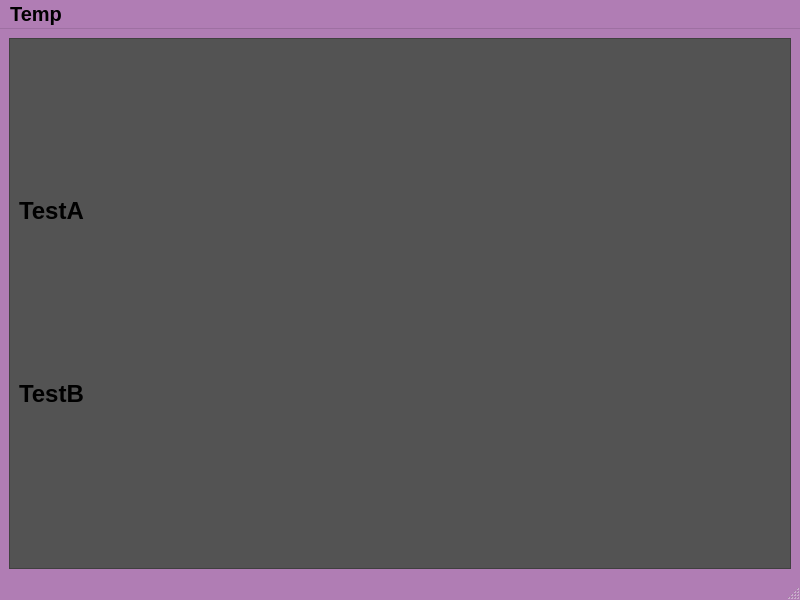
Old version of the form ui/cognitive.ui in the repository LiskoXIII/csi5390.
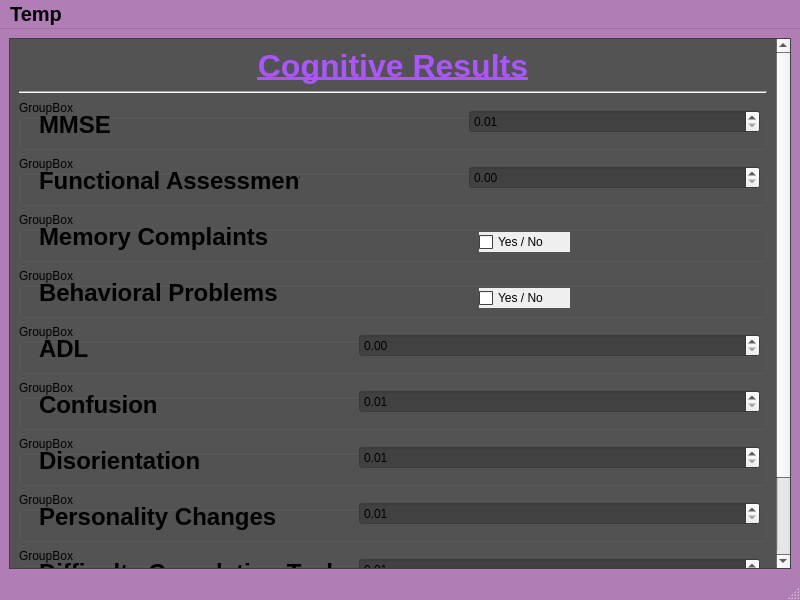
New version of the form. Icons and pictures are not drawn.

Commit message: Cognitive Form Mostly complete. Need to give proper input types.

The edit to the form file:
```diff
--- a/ui/cognitive.ui
+++ b/ui/cognitive.ui
@@ -183,37 +183,985 @@
         <rect>
          <x>0</x>
          <y>0</y>
-         <width>780</width>
-         <height>525</height>
+         <width>768</width>
+         <height>630</height>
         </rect>
        </property>
        <layout class="QVBoxLayout" name="verticalLayout_2">
         <item>
          <widget class="QLabel" name="label">
           <property name="sizePolicy">
-           <sizepolicy hsizetype="Fixed" vsizetype="Fixed">
+           <sizepolicy hsizetype="Preferred" vsizetype="Fixed">
             <horstretch>0</horstretch>
-            <verstretch>0</verstretch>
+            <verstretch>15</verstretch>
            </sizepolicy>
           </property>
           <property name="text">
-           <string>&lt;html&gt;&lt;head/&gt;&lt;body&gt;&lt;p&gt;&lt;span style=&quot; font-size:18pt; font-weight:700; color:#000000;&quot;&gt;TestA&lt;/span&gt;&lt;/p&gt;&lt;/body&gt;&lt;/html&gt;</string>
+           <string>&lt;html&gt;&lt;head/&gt;&lt;body&gt;&lt;p align=&quot;center&quot;&gt;&lt;span style=&quot; font-size:24pt; font-weight:700; text-decoration: underline; color:#aa55ff;&quot;&gt;Cognitive Results&lt;/span&gt;&lt;/p&gt;&lt;/body&gt;&lt;/html&gt;</string>
           </property>
          </widget>
         </item>
         <item>
-         <widget class="QLabel" name="label_2">
+         <widget class="Line" name="line">
           <property name="sizePolicy">
-           <sizepolicy hsizetype="Fixed" vsizetype="Fixed">
+           <sizepolicy hsizetype="Expanding" vsizetype="Fixed">
             <horstretch>0</horstretch>
             <verstretch>0</verstretch>
            </sizepolicy>
           </property>
-          <property name="text">
-           <string>&lt;html&gt;&lt;head/&gt;&lt;body&gt;&lt;p&gt;&lt;span style=&quot; font-size:18pt; font-weight:700; color:#000000;&quot;&gt;TestB&lt;/span&gt;&lt;/p&gt;&lt;/body&gt;&lt;/html&gt;</string>
+          <property name="orientation">
+           <enum>Qt::Orientation::Horizontal</enum>
           </property>
          </widget>
         </item>
+        <item>
+         <widget class="QGroupBox" name="groupBox">
+          <property name="sizePolicy">
+           <sizepolicy hsizetype="Preferred" vsizetype="Fixed">
+            <horstretch>0</horstretch>
+            <verstretch>0</verstretch>
+           </sizepolicy>
+          </property>
+          <property name="minimumSize">
+           <size>
+            <width>0</width>
+            <height>50</height>
+           </size>
+          </property>
+          <property name="baseSize">
+           <size>
+            <width>100</width>
+            <height>100</height>
+           </size>
+          </property>
+          <property name="title">
+           <string>GroupBox</string>
+          </property>
+          <widget class="QLabel" name="label_3">
+           <property name="geometry">
+            <rect>
+             <x>20</x>
+             <y>0</y>
+             <width>91</width>
+             <height>50</height>
+            </rect>
+           </property>
+           <property name="sizePolicy">
+            <sizepolicy hsizetype="Fixed" vsizetype="Fixed">
+             <horstretch>0</horstretch>
+             <verstretch>0</verstretch>
+            </sizepolicy>
+           </property>
+           <property name="minimumSize">
+            <size>
+             <width>0</width>
+             <height>50</height>
+            </size>
+           </property>
+           <property name="text">
+            <string>&lt;html&gt;&lt;head/&gt;&lt;body&gt;&lt;p&gt;&lt;span style=&quot; font-size:18pt; font-weight:700; color:#000000;&quot;&gt;MMSE&lt;/span&gt;&lt;/p&gt;&lt;/body&gt;&lt;/html&gt;</string>
+           </property>
+          </widget>
+          <widget class="QDoubleSpinBox" name="doubleSpinBox">
+           <property name="geometry">
+            <rect>
+             <x>450</x>
+             <y>10</y>
+             <width>291</width>
+             <height>23</height>
+            </rect>
+           </property>
+           <property name="sizePolicy">
+            <sizepolicy hsizetype="Fixed" vsizetype="Fixed">
+             <horstretch>0</horstretch>
+             <verstretch>0</verstretch>
+            </sizepolicy>
+           </property>
+           <property name="palette">
+            <palette>
+             <active>
+              <colorrole role="Base">
+               <brush brushstyle="SolidPattern">
+                <color alpha="255">
+                 <red>65</red>
+                 <green>65</green>
+                 <blue>65</blue>
+                </color>
+               </brush>
+              </colorrole>
+             </active>
+             <inactive>
+              <colorrole role="Base">
+               <brush brushstyle="SolidPattern">
+                <color alpha="255">
+                 <red>65</red>
+                 <green>65</green>
+                 <blue>65</blue>
+                </color>
+               </brush>
+              </colorrole>
+             </inactive>
+             <disabled/>
+            </palette>
+           </property>
+           <property name="autoFillBackground">
+            <bool>true</bool>
+           </property>
+           <property name="minimum">
+            <double>0.010000000000000</double>
+           </property>
+           <property name="maximum">
+            <double>30.000000000000000</double>
+           </property>
+          </widget>
+         </widget>
+        </item>
+        <item>
+         <widget class="QGroupBox" name="groupBox_2">
+          <property name="sizePolicy">
+           <sizepolicy hsizetype="Preferred" vsizetype="Fixed">
+            <horstretch>0</horstretch>
+            <verstretch>0</verstretch>
+           </sizepolicy>
+          </property>
+          <property name="minimumSize">
+           <size>
+            <width>0</width>
+            <height>50</height>
+           </size>
+          </property>
+          <property name="baseSize">
+           <size>
+            <width>100</width>
+            <height>100</height>
+           </size>
+          </property>
+          <property name="title">
+           <string>GroupBox</string>
+          </property>
+          <widget class="QLabel" name="label_5">
+           <property name="geometry">
+            <rect>
+             <x>20</x>
+             <y>0</y>
+             <width>261</width>
+             <height>50</height>
+            </rect>
+           </property>
+           <property name="sizePolicy">
+            <sizepolicy hsizetype="Fixed" vsizetype="Fixed">
+             <horstretch>0</horstretch>
+             <verstretch>0</verstretch>
+            </sizepolicy>
+           </property>
+           <property name="minimumSize">
+            <size>
+             <width>0</width>
+             <height>50</height>
+            </size>
+           </property>
+           <property name="text">
+            <string>&lt;html&gt;&lt;head/&gt;&lt;body&gt;&lt;p&gt;&lt;span style=&quot; font-size:18pt; font-weight:700; color:#000000;&quot;&gt;Functional Assessment&lt;/span&gt;&lt;/p&gt;&lt;/body&gt;&lt;/html&gt;</string>
+           </property>
+          </widget>
+          <widget class="QDoubleSpinBox" name="doubleSpinBox_2">
+           <property name="geometry">
+            <rect>
+             <x>450</x>
+             <y>10</y>
+             <width>291</width>
+             <height>23</height>
+            </rect>
+           </property>
+           <property name="sizePolicy">
+            <sizepolicy hsizetype="Fixed" vsizetype="Fixed">
+             <horstretch>0</horstretch>
+             <verstretch>0</verstretch>
+            </sizepolicy>
+           </property>
+           <property name="palette">
+            <palette>
+             <active>
+              <colorrole role="Base">
+               <brush brushstyle="SolidPattern">
+                <color alpha="255">
+                 <red>65</red>
+                 <green>65</green>
+                 <blue>65</blue>
+                </color>
+               </brush>
+              </colorrole>
+             </active>
+             <inactive>
+              <colorrole role="Base">
+               <brush brushstyle="SolidPattern">
+                <color alpha="255">
+                 <red>65</red>
+                 <green>65</green>
+                 <blue>65</blue>
+                </color>
+               </brush>
+              </colorrole>
+             </inactive>
+             <disabled/>
+            </palette>
+           </property>
+           <property name="autoFillBackground">
+            <bool>true</bool>
+           </property>
+           <property name="minimum">
+            <double>0.000000000000000</double>
+           </property>
+           <property name="maximum">
+            <double>10.000000000000000</double>
+           </property>
+          </widget>
+         </widget>
+        </item>
+        <item>
+         <widget class="QGroupBox" name="groupBox_3">
+          <property name="sizePolicy">
+           <sizepolicy hsizetype="Preferred" vsizetype="Fixed">
+            <horstretch>0</horstretch>
+            <verstretch>0</verstretch>
+           </sizepolicy>
+          </property>
+          <property name="minimumSize">
+           <size>
+            <width>0</width>
+            <height>50</height>
+           </size>
+          </property>
+          <property name="baseSize">
+           <size>
+            <width>100</width>
+            <height>100</height>
+           </size>
+          </property>
+          <property name="title">
+           <string>GroupBox</string>
+          </property>
+          <widget class="QLabel" name="label_6">
+           <property name="geometry">
+            <rect>
+             <x>20</x>
+             <y>0</y>
+             <width>261</width>
+             <height>50</height>
+            </rect>
+           </property>
+           <property name="sizePolicy">
+            <sizepolicy hsizetype="Fixed" vsizetype="Fixed">
+             <horstretch>0</horstretch>
+             <verstretch>0</verstretch>
+            </sizepolicy>
+           </property>
+           <property name="minimumSize">
+            <size>
+             <width>0</width>
+             <height>50</height>
+            </size>
+           </property>
+           <property name="text">
+            <string>&lt;html&gt;&lt;head/&gt;&lt;body&gt;&lt;p&gt;&lt;span style=&quot; font-size:18pt; font-weight:700; color:#000000;&quot;&gt;Memory Complaints&lt;/span&gt;&lt;/p&gt;&lt;/body&gt;&lt;/html&gt;</string>
+           </property>
+          </widget>
+          <widget class="QCheckBox" name="checkBox">
+           <property name="geometry">
+            <rect>
+             <x>460</x>
+             <y>20</y>
+             <width>91</width>
+             <height>20</height>
+            </rect>
+           </property>
+           <property name="autoFillBackground">
+            <bool>true</bool>
+           </property>
+           <property name="text">
+            <string>Yes / No</string>
+           </property>
+          </widget>
+         </widget>
+        </item>
+        <item>
+         <widget class="QGroupBox" name="groupBox_4">
+          <property name="sizePolicy">
+           <sizepolicy hsizetype="Preferred" vsizetype="Fixed">
+            <horstretch>0</horstretch>
+            <verstretch>0</verstretch>
+           </sizepolicy>
+          </property>
+          <property name="minimumSize">
+           <size>
+            <width>0</width>
+            <height>50</height>
+           </size>
+          </property>
+          <property name="baseSize">
+           <size>
+            <width>100</width>
+            <height>100</height>
+           </size>
+          </property>
+          <property name="title">
+           <string>GroupBox</string>
+          </property>
+          <widget class="QLabel" name="label_7">
+           <property name="geometry">
+            <rect>
+             <x>20</x>
+             <y>0</y>
+             <width>251</width>
+             <height>50</height>
+            </rect>
+           </property>
+           <property name="sizePolicy">
+            <sizepolicy hsizetype="Fixed" vsizetype="Fixed">
+             <horstretch>0</horstretch>
+             <verstretch>0</verstretch>
+            </sizepolicy>
+           </property>
+           <property name="minimumSize">
+            <size>
+             <width>0</width>
+             <height>50</height>
+            </size>
+           </property>
+           <property name="text">
+            <string>&lt;html&gt;&lt;head/&gt;&lt;body&gt;&lt;p&gt;&lt;span style=&quot; font-size:18pt; font-weight:700; color:#000000;&quot;&gt;Behavioral Problems&lt;/span&gt;&lt;/p&gt;&lt;/body&gt;&lt;/html&gt;</string>
+           </property>
+          </widget>
+          <widget class="QCheckBox" name="checkBox_2">
+           <property name="geometry">
+            <rect>
+             <x>460</x>
+             <y>20</y>
+             <width>91</width>
+             <height>20</height>
+            </rect>
+           </property>
+           <property name="autoFillBackground">
+            <bool>true</bool>
+           </property>
+           <property name="text">
+            <string>Yes / No</string>
+           </property>
+          </widget>
+         </widget>
+        </item>
+        <item>
+         <widget class="QGroupBox" name="groupBox_5">
+          <property name="sizePolicy">
+           <sizepolicy hsizetype="Preferred" vsizetype="Fixed">
+            <horstretch>0</horstretch>
+            <verstretch>0</verstretch>
+           </sizepolicy>
+          </property>
+          <property name="minimumSize">
+           <size>
+            <width>0</width>
+            <height>50</height>
+           </size>
+          </property>
+          <property name="baseSize">
+           <size>
+            <width>100</width>
+            <height>100</height>
+           </size>
+          </property>
+          <property name="title">
+           <string>GroupBox</string>
+          </property>
+          <widget class="QLabel" name="label_8">
+           <property name="geometry">
+            <rect>
+             <x>20</x>
+             <y>0</y>
+             <width>60</width>
+             <height>50</height>
+            </rect>
+           </property>
+           <property name="sizePolicy">
+            <sizepolicy hsizetype="Fixed" vsizetype="Fixed">
+             <horstretch>0</horstretch>
+             <verstretch>0</verstretch>
+            </sizepolicy>
+           </property>
+           <property name="minimumSize">
+            <size>
+             <width>0</width>
+             <height>50</height>
+            </size>
+           </property>
+           <property name="text">
+            <string>&lt;html&gt;&lt;head/&gt;&lt;body&gt;&lt;p&gt;&lt;span style=&quot; font-size:18pt; font-weight:700; color:#000000;&quot;&gt;ADL&lt;/span&gt;&lt;/p&gt;&lt;/body&gt;&lt;/html&gt;</string>
+           </property>
+          </widget>
+          <widget class="QDoubleSpinBox" name="doubleSpinBox_5">
+           <property name="geometry">
+            <rect>
+             <x>340</x>
+             <y>10</y>
+             <width>401</width>
+             <height>23</height>
+            </rect>
+           </property>
+           <property name="sizePolicy">
+            <sizepolicy hsizetype="Fixed" vsizetype="Fixed">
+             <horstretch>0</horstretch>
+             <verstretch>0</verstretch>
+            </sizepolicy>
+           </property>
+           <property name="palette">
+            <palette>
+             <active>
+              <colorrole role="Base">
+               <brush brushstyle="SolidPattern">
+                <color alpha="255">
+                 <red>65</red>
+                 <green>65</green>
+                 <blue>65</blue>
+                </color>
+               </brush>
+              </colorrole>
+             </active>
+             <inactive>
+              <colorrole role="Base">
+               <brush brushstyle="SolidPattern">
+                <color alpha="255">
+                 <red>65</red>
+                 <green>65</green>
+                 <blue>65</blue>
+                </color>
+               </brush>
+              </colorrole>
+             </inactive>
+             <disabled/>
+            </palette>
+           </property>
+           <property name="autoFillBackground">
+            <bool>true</bool>
+           </property>
+           <property name="minimum">
+            <double>0.000000000000000</double>
+           </property>
+           <property name="maximum">
+            <double>10.000000000000000</double>
+           </property>
+          </widget>
+         </widget>
+        </item>
+        <item>
+         <widget class="QGroupBox" name="groupBox_6">
+          <property name="sizePolicy">
+           <sizepolicy hsizetype="Preferred" vsizetype="Fixed">
+            <horstretch>0</horstretch>
+            <verstretch>0</verstretch>
+           </sizepolicy>
+          </property>
+          <property name="minimumSize">
+           <size>
+            <width>0</width>
+            <height>50</height>
+           </size>
+          </property>
+          <property name="baseSize">
+           <size>
+            <width>100</width>
+            <height>100</height>
+           </size>
+          </property>
+          <property name="title">
+           <string>GroupBox</string>
+          </property>
+          <widget class="QLabel" name="label_9">
+           <property name="geometry">
+            <rect>
+             <x>20</x>
+             <y>0</y>
+             <width>221</width>
+             <height>50</height>
+            </rect>
+           </property>
+           <property name="sizePolicy">
+            <sizepolicy hsizetype="Fixed" vsizetype="Fixed">
+             <horstretch>0</horstretch>
+             <verstretch>0</verstretch>
+            </sizepolicy>
+           </property>
+           <property name="minimumSize">
+            <size>
+             <width>0</width>
+             <height>50</height>
+            </size>
+           </property>
+           <property name="text">
+            <string>&lt;html&gt;&lt;head/&gt;&lt;body&gt;&lt;p&gt;&lt;span style=&quot; font-size:18pt; font-weight:700; color:#000000;&quot;&gt;Confusion&lt;/span&gt;&lt;/p&gt;&lt;/body&gt;&lt;/html&gt;</string>
+           </property>
+          </widget>
+          <widget class="QDoubleSpinBox" name="doubleSpinBox_6">
+           <property name="geometry">
+            <rect>
+             <x>340</x>
+             <y>10</y>
+             <width>401</width>
+             <height>23</height>
+            </rect>
+           </property>
+           <property name="sizePolicy">
+            <sizepolicy hsizetype="Fixed" vsizetype="Fixed">
+             <horstretch>0</horstretch>
+             <verstretch>0</verstretch>
+            </sizepolicy>
+           </property>
+           <property name="palette">
+            <palette>
+             <active>
+              <colorrole role="Base">
+               <brush brushstyle="SolidPattern">
+                <color alpha="255">
+                 <red>65</red>
+                 <green>65</green>
+                 <blue>65</blue>
+                </color>
+               </brush>
+              </colorrole>
+             </active>
+             <inactive>
+              <colorrole role="Base">
+               <brush brushstyle="SolidPattern">
+                <color alpha="255">
+                 <red>65</red>
+                 <green>65</green>
+                 <blue>65</blue>
+                </color>
+               </brush>
+              </colorrole>
+             </inactive>
+             <disabled/>
+            </palette>
+           </property>
+           <property name="autoFillBackground">
+            <bool>true</bool>
+           </property>
+           <property name="minimum">
+            <double>0.010000000000000</double>
+           </property>
+           <property name="maximum">
+            <double>30.000000000000000</double>
+           </property>
+          </widget>
+         </widget>
+        </item>
+        <item>
+         <widget class="QGroupBox" name="groupBox_7">
+          <property name="sizePolicy">
+           <sizepolicy hsizetype="Preferred" vsizetype="Fixed">
+            <horstretch>0</horstretch>
+            <verstretch>0</verstretch>
+           </sizepolicy>
+          </property>
+          <property name="minimumSize">
+           <size>
+            <width>0</width>
+            <height>50</height>
+           </size>
+          </property>
+          <property name="baseSize">
+           <size>
+            <width>100</width>
+            <height>100</height>
+           </size>
+          </property>
+          <property name="title">
+           <string>GroupBox</string>
+          </property>
+          <widget class="QLabel" name="label_10">
+           <property name="geometry">
+            <rect>
+             <x>20</x>
+             <y>0</y>
+             <width>221</width>
+             <height>50</height>
+            </rect>
+           </property>
+           <property name="sizePolicy">
+            <sizepolicy hsizetype="Fixed" vsizetype="Fixed">
+             <horstretch>0</horstretch>
+             <verstretch>0</verstretch>
+            </sizepolicy>
+           </property>
+           <property name="minimumSize">
+            <size>
+             <width>0</width>
+             <height>50</height>
+            </size>
+           </property>
+           <property name="text">
+            <string>&lt;html&gt;&lt;head/&gt;&lt;body&gt;&lt;p&gt;&lt;span style=&quot; font-size:18pt; font-weight:700; color:#000000;&quot;&gt;Disorientation&lt;/span&gt;&lt;/p&gt;&lt;/body&gt;&lt;/html&gt;</string>
+           </property>
+          </widget>
+          <widget class="QDoubleSpinBox" name="doubleSpinBox_7">
+           <property name="geometry">
+            <rect>
+             <x>340</x>
+             <y>10</y>
+             <width>401</width>
+             <height>23</height>
+            </rect>
+           </property>
+           <property name="sizePolicy">
+            <sizepolicy hsizetype="Fixed" vsizetype="Fixed">
+             <horstretch>0</horstretch>
+             <verstretch>0</verstretch>
+            </sizepolicy>
+           </property>
+           <property name="palette">
+            <palette>
+             <active>
+              <colorrole role="Base">
+               <brush brushstyle="SolidPattern">
+                <color alpha="255">
+                 <red>65</red>
+                 <green>65</green>
+                 <blue>65</blue>
+                </color>
+               </brush>
+              </colorrole>
+             </active>
+             <inactive>
+              <colorrole role="Base">
+               <brush brushstyle="SolidPattern">
+                <color alpha="255">
+                 <red>65</red>
+                 <green>65</green>
+                 <blue>65</blue>
+                </color>
+               </brush>
+              </colorrole>
+             </inactive>
+             <disabled/>
+            </palette>
+           </property>
+           <property name="autoFillBackground">
+            <bool>true</bool>
+           </property>
+           <property name="minimum">
+            <double>0.010000000000000</double>
+           </property>
+           <property name="maximum">
+            <double>30.000000000000000</double>
+           </property>
+          </widget>
+         </widget>
+        </item>
+        <item>
+         <widget class="QGroupBox" name="groupBox_8">
+          <property name="sizePolicy">
+           <sizepolicy hsizetype="Preferred" vsizetype="Fixed">
+            <horstretch>0</horstretch>
+            <verstretch>0</verstretch>
+           </sizepolicy>
+          </property>
+          <property name="minimumSize">
+           <size>
+            <width>0</width>
+            <height>50</height>
+           </size>
+          </property>
+          <property name="baseSize">
+           <size>
+            <width>100</width>
+            <height>100</height>
+           </size>
+          </property>
+          <property name="title">
+           <string>GroupBox</string>
+          </property>
+          <widget class="QLabel" name="label_11">
+           <property name="geometry">
+            <rect>
+             <x>20</x>
+             <y>0</y>
+             <width>251</width>
+             <height>50</height>
+            </rect>
+           </property>
+           <property name="sizePolicy">
+            <sizepolicy hsizetype="Fixed" vsizetype="Fixed">
+             <horstretch>0</horstretch>
+             <verstretch>0</verstretch>
+            </sizepolicy>
+           </property>
+           <property name="minimumSize">
+            <size>
+             <width>0</width>
+             <height>50</height>
+            </size>
+           </property>
+           <property name="text">
+            <string>&lt;html&gt;&lt;head/&gt;&lt;body&gt;&lt;p&gt;&lt;span style=&quot; font-size:18pt; font-weight:700; color:#000000;&quot;&gt;Personality Changes&lt;/span&gt;&lt;/p&gt;&lt;/body&gt;&lt;/html&gt;</string>
+           </property>
+          </widget>
+          <widget class="QDoubleSpinBox" name="doubleSpinBox_8">
+           <property name="geometry">
+            <rect>
+             <x>340</x>
+             <y>10</y>
+             <width>401</width>
+             <height>23</height>
+            </rect>
+           </property>
+           <property name="sizePolicy">
+            <sizepolicy hsizetype="Fixed" vsizetype="Fixed">
+             <horstretch>0</horstretch>
+             <verstretch>0</verstretch>
+            </sizepolicy>
+           </property>
+           <property name="palette">
+            <palette>
+             <active>
+              <colorrole role="Base">
+               <brush brushstyle="SolidPattern">
+                <color alpha="255">
+                 <red>65</red>
+                 <green>65</green>
+                 <blue>65</blue>
+                </color>
+               </brush>
+              </colorrole>
+             </active>
+             <inactive>
+              <colorrole role="Base">
+               <brush brushstyle="SolidPattern">
+                <color alpha="255">
+                 <red>65</red>
+                 <green>65</green>
+                 <blue>65</blue>
+                </color>
+               </brush>
+              </colorrole>
+             </inactive>
+             <disabled/>
+            </palette>
+           </property>
+           <property name="autoFillBackground">
+            <bool>true</bool>
+           </property>
+           <property name="minimum">
+            <double>0.010000000000000</double>
+           </property>
+           <property name="maximum">
+            <double>30.000000000000000</double>
+           </property>
+          </widget>
+         </widget>
+        </item>
+        <item>
+         <widget class="QGroupBox" name="groupBox_9">
+          <property name="sizePolicy">
+           <sizepolicy hsizetype="Preferred" vsizetype="Fixed">
+            <horstretch>0</horstretch>
+            <verstretch>0</verstretch>
+           </sizepolicy>
+          </property>
+          <property name="minimumSize">
+           <size>
+            <width>0</width>
+            <height>50</height>
+           </size>
+          </property>
+          <property name="baseSize">
+           <size>
+            <width>100</width>
+            <height>100</height>
+           </size>
+          </property>
+          <property name="title">
+           <string>GroupBox</string>
+          </property>
+          <widget class="QLabel" name="label_12">
+           <property name="geometry">
+            <rect>
+             <x>20</x>
+             <y>0</y>
+             <width>311</width>
+             <height>50</height>
+            </rect>
+           </property>
+           <property name="sizePolicy">
+            <sizepolicy hsizetype="Fixed" vsizetype="Fixed">
+             <horstretch>0</horstretch>
+             <verstretch>0</verstretch>
+            </sizepolicy>
+           </property>
+           <property name="minimumSize">
+            <size>
+             <width>0</width>
+             <height>50</height>
+            </size>
+           </property>
+           <property name="text">
+            <string>&lt;html&gt;&lt;head/&gt;&lt;body&gt;&lt;p&gt;&lt;span style=&quot; font-size:18pt; font-weight:700; color:#000000;&quot;&gt;Difficulty Completing Tasks&lt;/span&gt;&lt;/p&gt;&lt;/body&gt;&lt;/html&gt;</string>
+           </property>
+          </widget>
+          <widget class="QDoubleSpinBox" name="doubleSpinBox_9">
+           <property name="geometry">
+            <rect>
+             <x>340</x>
+             <y>10</y>
+             <width>401</width>
+             <height>23</height>
+            </rect>
+           </property>
+           <property name="sizePolicy">
+            <sizepolicy hsizetype="Fixed" vsizetype="Fixed">
+             <horstretch>0</horstretch>
+             <verstretch>0</verstretch>
+            </sizepolicy>
+           </property>
+           <property name="palette">
+            <palette>
+             <active>
+              <colorrole role="Base">
+               <brush brushstyle="SolidPattern">
+                <color alpha="255">
+                 <red>65</red>
+                 <green>65</green>
+                 <blue>65</blue>
+                </color>
+               </brush>
+              </colorrole>
+             </active>
+             <inactive>
+              <colorrole role="Base">
+               <brush brushstyle="SolidPattern">
+                <color alpha="255">
+                 <red>65</red>
+                 <green>65</green>
+                 <blue>65</blue>
+                </color>
+               </brush>
+              </colorrole>
+             </inactive>
+             <disabled/>
+            </palette>
+           </property>
+           <property name="autoFillBackground">
+            <bool>true</bool>
+           </property>
+           <property name="minimum">
+            <double>0.010000000000000</double>
+           </property>
+           <property name="maximum">
+            <double>30.000000000000000</double>
+           </property>
+          </widget>
+         </widget>
+        </item>
+        <item>
+         <widget class="QGroupBox" name="groupBox_10">
+          <property name="sizePolicy">
+           <sizepolicy hsizetype="Preferred" vsizetype="Fixed">
+            <horstretch>0</horstretch>
+            <verstretch>0</verstretch>
+           </sizepolicy>
+          </property>
+          <property name="minimumSize">
+           <size>
+            <width>0</width>
+            <height>50</height>
+           </size>
+          </property>
+          <property name="baseSize">
+           <size>
+            <width>100</width>
+            <height>100</height>
+           </size>
+          </property>
+          <property name="title">
+           <string>GroupBox</string>
+          </property>
+          <widget class="QLabel" name="label_13">
+           <property name="geometry">
+            <rect>
+             <x>20</x>
+             <y>0</y>
+             <width>281</width>
+             <height>50</height>
+            </rect>
+           </property>
+           <property name="sizePolicy">
+            <sizepolicy hsizetype="Fixed" vsizetype="Fixed">
+             <horstretch>0</horstretch>
+             <verstretch>0</verstretch>
+            </sizepolicy>
+           </property>
+           <property name="minimumSize">
+            <size>
+             <width>0</width>
+             <height>50</height>
+            </size>
+           </property>
+           <property name="text">
+            <string>&lt;html&gt;&lt;head/&gt;&lt;body&gt;&lt;p&gt;&lt;span style=&quot; font-size:18pt; font-weight:700; color:#000000;&quot;&gt;Forgetfulness&lt;/span&gt;&lt;/p&gt;&lt;/body&gt;&lt;/html&gt;</string>
+           </property>
+          </widget>
+          <widget class="QDoubleSpinBox" name="doubleSpinBox_10">
+           <property name="geometry">
+            <rect>
+             <x>340</x>
+             <y>10</y>
+             <width>401</width>
+             <height>23</height>
+            </rect>
+           </property>
+           <property name="sizePolicy">
+            <sizepolicy hsizetype="Fixed" vsizetype="Fixed">
+             <horstretch>0</horstretch>
+             <verstretch>0</verstretch>
+            </sizepolicy>
+           </property>
+           <property name="palette">
+            <palette>
+             <active>
+              <colorrole role="Base">
+               <brush brushstyle="SolidPattern">
+                <color alpha="255">
+                 <red>65</red>
+                 <green>65</green>
+                 <blue>65</blue>
+                </color>
+               </brush>
+              </colorrole>
+             </active>
+             <inactive>
+              <colorrole role="Base">
+               <brush brushstyle="SolidPattern">
+                <color alpha="255">
+                 <red>65</red>
+                 <green>65</green>
+                 <blue>65</blue>
+                </color>
+               </brush>
+              </colorrole>
+             </inactive>
+             <disabled/>
+            </palette>
+           </property>
+           <property name="autoFillBackground">
+            <bool>true</bool>
+           </property>
+           <property name="minimum">
+            <double>0.010000000000000</double>
+           </property>
+           <property name="maximum">
+            <double>30.000000000000000</double>
+           </property>
+          </widget>
+         </widget>
+        </item>
        </layout>
       </widget>
      </widget>
```
Left out of the diff: 26 changed lines with no effect on the pictures.
